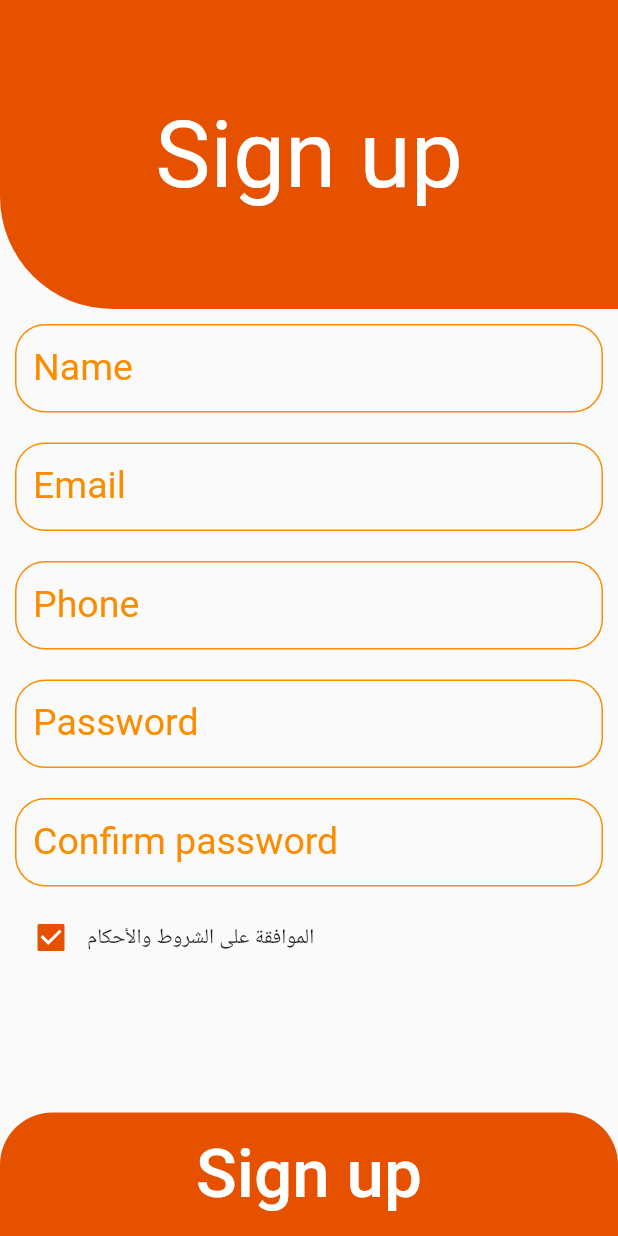
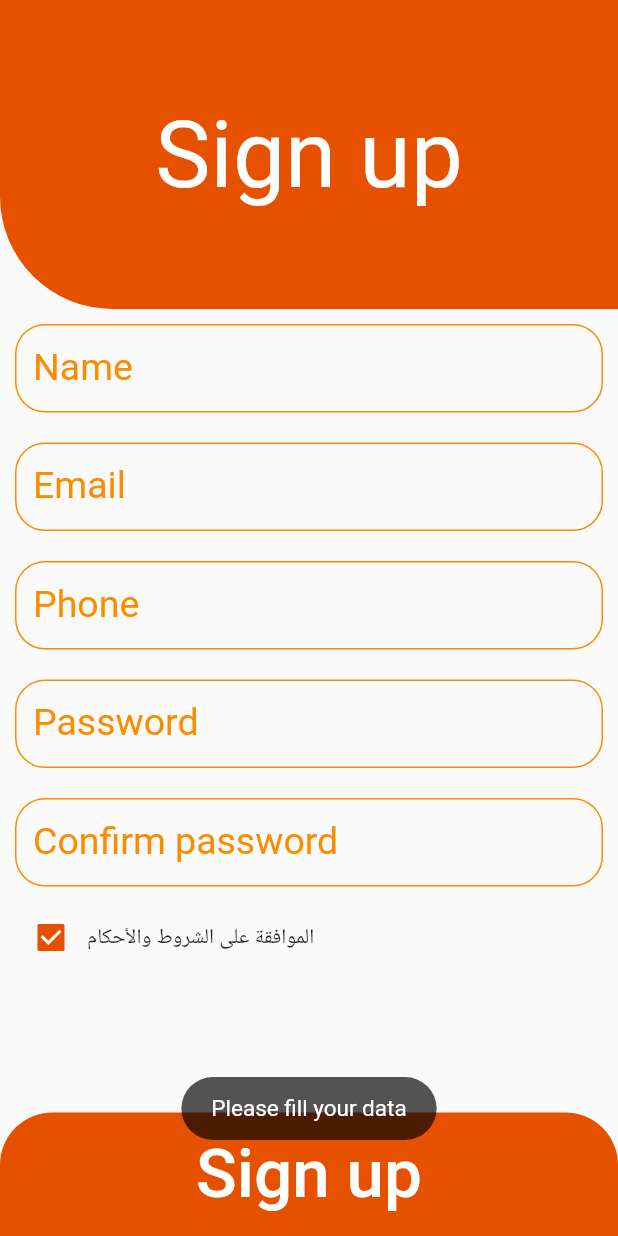
Before and after one commit to mohmj/cenn_ksu, a Flutter app: the screen it shows after launch, after a tap on "Sign up", on a phone screen of 412 x 824 dp. Run offline on Flutter 3.47's test engine with Material 2 defaults, Android fonts, the phone set to English and light mode, and no system bars; our stand-ins replace firebase_auth, firebase_core, toast; accounts and stored records are empty.

Commit message:
Update all app

```diff
--- a/lib/login_screen.dart
+++ b/lib/login_screen.dart
@@ -1,4 +1,5 @@
 import 'package:flutter/material.dart';
+import 'package:toast/toast.dart';
 import 'constant.dart';
 class SigninScreen extends StatefulWidget {
   static const String id="sign_in";
@@ -126,9 +127,11 @@ class _SigninScreenState extends State<SigninScreen> {
                 height: MediaQuery.of(context).size.height*0.1,
                 child:Center(child: TextButton(child: Text("Sign in", style: TextStyle(color: Colors.white, fontSize: 45),), onPressed: () {
                   if(email.isNotEmpty && password.isNotEmpty){
-                    // Sign in
+
+                    // Sign in method
+
                   }else{
-                    // Please fill all data
+                    Toast.show("Please fill your data", context, duration: Toast.LENGTH_SHORT, gravity: Toast.BOTTOM);
                   }
                 },)),
                 decoration: BoxDecoration(
--- a/lib/registration_screen.dart
+++ b/lib/registration_screen.dart
@@ -30,7 +30,7 @@ class _SignUpScreenState extends State<SignUpScreen> {
           Container(
             width: double.infinity,
             height: MediaQuery.of(context).size.height*0.25,
-            child: SafeArea(child: Center(child: Text("Sign up", style: TextStyle(color: Colors.white, fontSize: 62),))),
+            child: SafeArea(child: Center(child: Text("Sign up", style: TextStyle(color: Colors.white, fontSize: 62),),),),
             decoration: BoxDecoration(
               color: primeDarkColor,
               borderRadius: BorderRadius.only(topRight: Radius.circular(0), topLeft: Radius.circular(0), bottomRight: Radius.circular(0), bottomLeft: Radius.circular(75)),
@@ -270,11 +270,20 @@ class _SignUpScreenState extends State<SignUpScreen> {
           Container(
               width: double.infinity,
               height: MediaQuery.of(context).size.height*0.1,
-              child:Center(child: TextButton(child: Text("Sign up", style: TextStyle(color: Colors.white, fontSize: 45),), onPressed: ()  {
+              child:Center(child: TextButton(child: Text("Sign up", style: TextStyle(color: Colors.white, fontSize: 45),), onPressed: (){
+                if(name.isNotEmpty && email.isNotEmpty && phone.isNotEmpty && password.isNotEmpty && confirmPassword.isNotEmpty){
+                  if(password==confirmPassword){
 
-                // Sign up method
+                    // Sign up method
 
-              },)),
+                  }else{
+                 Toast.show("Password doesn't matched", context, duration: Toast.LENGTH_SHORT, gravity: Toast.BOTTOM);
+
+                  }
+                }else{
+                 Toast.show("Please fill your data", context, duration: Toast.LENGTH_SHORT, gravity: Toast.BOTTOM);
+                }
+              },),),
               decoration: BoxDecoration(
                 color: primeDarkColor,
                 borderRadius: BorderRadius.only(topRight: Radius.circular(35), topLeft: Radius.circular(35), bottomRight: Radius.circular(0), bottomLeft: Radius.circular(0)),
--- a/lib/reset_password_screen.dart
+++ b/lib/reset_password_screen.dart
@@ -1,4 +1,5 @@
 import 'package:flutter/material.dart';
+import 'package:toast/toast.dart';
 import 'constant.dart';
 
 class ResetPasswordScreen extends StatefulWidget {
@@ -92,9 +93,11 @@ class _ResetPasswordScreenState extends State<ResetPasswordScreen> {
                 ),
                 onPressed: () {
                   if (email.isNotEmpty) {
-                    // Sign in
+
+                    // Reset password
+
                   } else {
-                    // Please fill all data
+                    Toast.show("Please fill your data", context, duration: Toast.LENGTH_SHORT, gravity: Toast.BOTTOM);
                   }
                 },
               )),
@@ -105,7 +108,8 @@ class _ResetPasswordScreenState extends State<ResetPasswordScreen> {
                     topLeft: Radius.circular(35),
                     bottomRight: Radius.circular(0),
                     bottomLeft: Radius.circular(0)),
-              )),
+              ),
+          ),
         ],
       ),
     );
```
